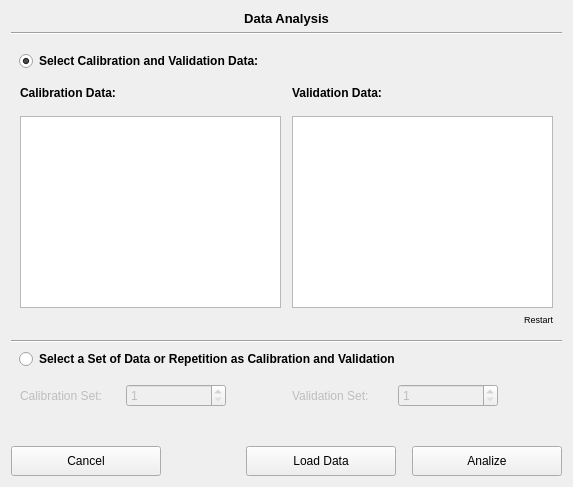
First picture: the form in pol_AnalizeData.ui, repository CesarCarvajal/Oxymetry-Backup-2018, before the edit.
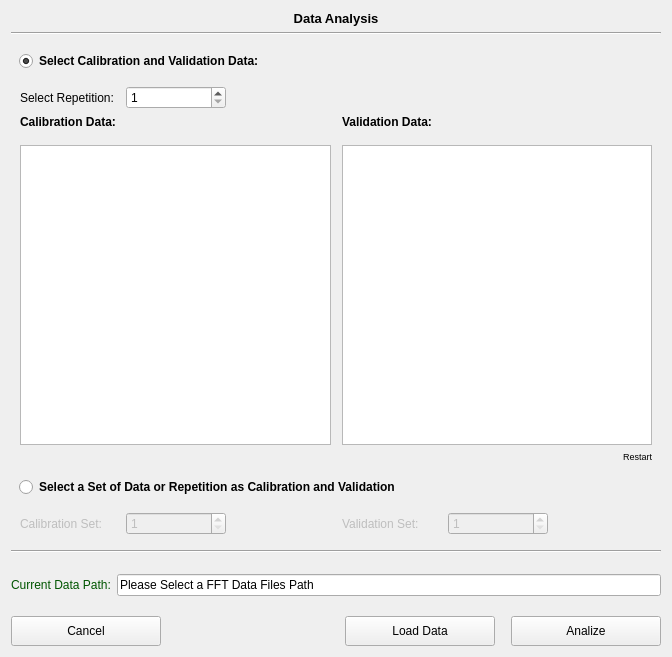
Second picture: the form after the edit. Custom widgets are drawn as their Qt base class.

```diff
--- a/pol_AnalizeData.ui
+++ b/pol_AnalizeData.ui
@@ -6,8 +6,8 @@
    <rect>
     <x>0</x>
     <y>0</y>
-    <width>573</width>
-    <height>487</height>
+    <width>672</width>
+    <height>657</height>
    </rect>
   </property>
   <property name="sizePolicy">
@@ -125,7 +125,7 @@
         <bool>true</bool>
        </property>
        <property name="sizePolicy">
-        <sizepolicy hsizetype="Minimum" vsizetype="Preferred">
+        <sizepolicy hsizetype="Minimum" vsizetype="Expanding">
          <horstretch>0</horstretch>
          <verstretch>0</verstretch>
         </sizepolicy>
@@ -137,6 +137,67 @@
         </size>
        </property>
        <layout class="QVBoxLayout" name="verticalLayout_fileconf">
+        <item>
+         <layout class="QHBoxLayout" name="repetitionManualLayout">
+          <item>
+           <widget class="QLabel" name="label_repselec">
+            <property name="minimumSize">
+             <size>
+              <width>100</width>
+              <height>0</height>
+             </size>
+            </property>
+            <property name="maximumSize">
+             <size>
+              <width>100</width>
+              <height>16777215</height>
+             </size>
+            </property>
+            <property name="text">
+             <string>Select Repetition:</string>
+            </property>
+           </widget>
+          </item>
+          <item>
+           <widget class="QSpinBox" name="spinBox_repselec">
+            <property name="minimumSize">
+             <size>
+              <width>100</width>
+              <height>0</height>
+             </size>
+            </property>
+            <property name="maximumSize">
+             <size>
+              <width>100</width>
+              <height>16777215</height>
+             </size>
+            </property>
+            <property name="minimum">
+             <number>1</number>
+            </property>
+            <property name="maximum">
+             <number>1000</number>
+            </property>
+            <property name="value">
+             <number>1</number>
+            </property>
+           </widget>
+          </item>
+          <item>
+           <spacer name="horizontalSpacer_10">
+            <property name="orientation">
+             <enum>Qt::Horizontal</enum>
+            </property>
+            <property name="sizeHint" stdset="0">
+             <size>
+              <width>40</width>
+              <height>1</height>
+             </size>
+            </property>
+           </spacer>
+          </item>
+         </layout>
+        </item>
         <item>
          <layout class="QGridLayout" name="gridLayout_2">
           <item row="0" column="0">
@@ -171,7 +232,47 @@
              </spacer>
             </item>
             <item>
-             <widget class="QListWidget" name="listWidget"/>
+             <widget class="QListWidget" name="listWidget_Calibration">
+              <property name="minimumSize">
+               <size>
+                <width>0</width>
+                <height>300</height>
+               </size>
+              </property>
+              <property name="cursor" stdset="0">
+               <cursorShape>PointingHandCursor</cursorShape>
+              </property>
+              <property name="frameShape">
+               <enum>QFrame::StyledPanel</enum>
+              </property>
+              <property name="frameShadow">
+               <enum>QFrame::Sunken</enum>
+              </property>
+              <property name="lineWidth">
+               <number>1</number>
+              </property>
+              <property name="midLineWidth">
+               <number>0</number>
+              </property>
+              <property name="editTriggers">
+               <set>QAbstractItemView::SelectedClicked</set>
+              </property>
+              <property name="dragEnabled">
+               <bool>false</bool>
+              </property>
+              <property name="defaultDropAction">
+               <enum>Qt::MoveAction</enum>
+              </property>
+              <property name="movement">
+               <enum>QListView::Static</enum>
+              </property>
+              <property name="spacing">
+               <number>2</number>
+              </property>
+              <property name="selectionRectVisible">
+               <bool>true</bool>
+              </property>
+             </widget>
             </item>
            </layout>
           </item>
@@ -211,6 +312,15 @@
               <property name="enabled">
                <bool>true</bool>
               </property>
+              <property name="minimumSize">
+               <size>
+                <width>0</width>
+                <height>300</height>
+               </size>
+              </property>
+              <property name="cursor" stdset="0">
+               <cursorShape>PointingHandCursor</cursorShape>
+              </property>
              </widget>
             </item>
            </layout>
@@ -254,19 +364,6 @@
        </layout>
       </widget>
      </item>
-     <item>
-      <widget class="Line" name="line_6">
-       <property name="sizePolicy">
-        <sizepolicy hsizetype="Preferred" vsizetype="Fixed">
-         <horstretch>0</horstretch>
-         <verstretch>0</verstretch>
-        </sizepolicy>
-       </property>
-       <property name="orientation">
-        <enum>Qt::Horizontal</enum>
-       </property>
-      </widget>
-     </item>
      <item>
       <layout class="QHBoxLayout" name="horizontalLayout_3">
        <item>
@@ -439,6 +536,99 @@
        </layout>
       </widget>
      </item>
+     <item>
+      <widget class="Line" name="line">
+       <property name="orientation">
+        <enum>Qt::Horizontal</enum>
+       </property>
+      </widget>
+     </item>
+     <item>
+      <spacer name="verticalSpacer_5">
+       <property name="orientation">
+        <enum>Qt::Vertical</enum>
+       </property>
+       <property name="sizeType">
+        <enum>QSizePolicy::Fixed</enum>
+       </property>
+       <property name="sizeHint" stdset="0">
+        <size>
+         <width>20</width>
+         <height>15</height>
+        </size>
+       </property>
+      </spacer>
+     </item>
+     <item>
+      <layout class="QHBoxLayout" name="horizontalLayout">
+       <item>
+        <widget class="QLabel" name="label_currentPath">
+         <property name="minimumSize">
+          <size>
+           <width>100</width>
+           <height>0</height>
+          </size>
+         </property>
+         <property name="maximumSize">
+          <size>
+           <width>100</width>
+           <height>16777215</height>
+          </size>
+         </property>
+         <property name="palette">
+          <palette>
+           <active>
+            <colorrole role="WindowText">
+             <brush brushstyle="SolidPattern">
+              <color alpha="255">
+               <red>0</red>
+               <green>85</green>
+               <blue>0</blue>
+              </color>
+             </brush>
+            </colorrole>
+           </active>
+           <inactive>
+            <colorrole role="WindowText">
+             <brush brushstyle="SolidPattern">
+              <color alpha="255">
+               <red>0</red>
+               <green>85</green>
+               <blue>0</blue>
+              </color>
+             </brush>
+            </colorrole>
+           </inactive>
+           <disabled>
+            <colorrole role="WindowText">
+             <brush brushstyle="SolidPattern">
+              <color alpha="255">
+               <red>120</red>
+               <green>120</green>
+               <blue>120</blue>
+              </color>
+             </brush>
+            </colorrole>
+           </disabled>
+          </palette>
+         </property>
+         <property name="text">
+          <string>Current Data Path:</string>
+         </property>
+        </widget>
+       </item>
+       <item>
+        <widget class="QLineEdit" name="lineEdit_currentDataPath">
+         <property name="text">
+          <string>Please Select a FFT Data Files Path</string>
+         </property>
+         <property name="readOnly">
+          <bool>true</bool>
+         </property>
+        </widget>
+       </item>
+      </layout>
+     </item>
      <item>
       <spacer name="verticalSpacer_4">
        <property name="orientation">
@@ -450,7 +640,7 @@
        <property name="sizeHint" stdset="0">
         <size>
          <width>20</width>
-         <height>13</height>
+         <height>10</height>
         </size>
        </property>
       </spacer>
```
Left out of the diff: 2 changed lines with no effect on the pictures.
